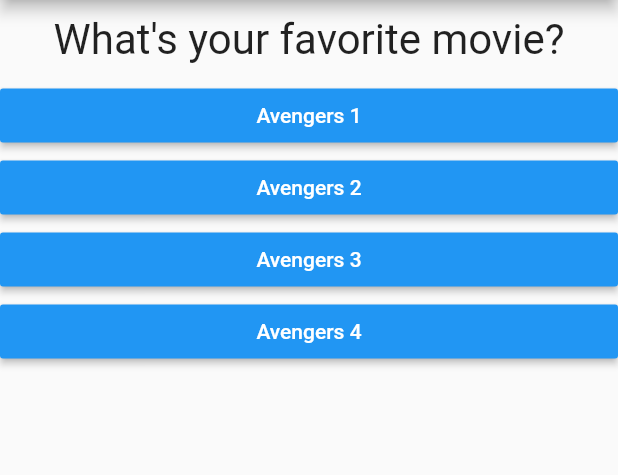
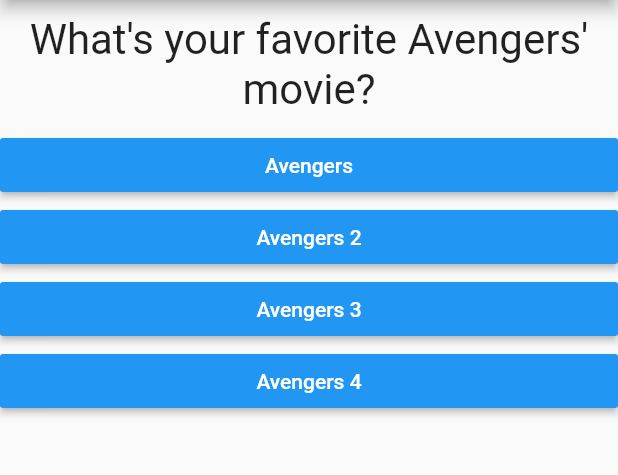
Before and after one commit to IzaltinoNeto/studying-flutter, a Flutter app: the screen it shows after launch, after a tap on "Black", after a tap on "Snake", on a phone screen of 412 x 824 dp, the part 84-559 px from its top. Run offline on Flutter 3.47's test engine with Material 2 defaults, Android fonts, the phone set to English and light mode, and no system bars.

Commit message:
reset Quiz when end to answer

```diff
--- a/lib/main.dart
+++ b/lib/main.dart
@@ -1,7 +1,8 @@
 import 'package:flutter/material.dart';
-
+import './result.dart';
 import './question.dart';
 import './answer.dart';
+import './quiz.dart';
 
 void main() => runApp(MyApp());
 
@@ -13,52 +14,73 @@ class MyApp extends StatefulWidget {
 }
 
 class _MyAppState extends State<MyApp> {
-  int _questionsIndex = 0;
-
-  @override
-  Widget build(BuildContext context) {
-
-
-
-    var questions = [
+  final _questions = const [
     {
       'questionText': 'What\'s your favorite color?',
-        'answers': ['Black', 'Red', 'Green', 'White']
+      'answers': [
+        {'text': 'Black', 'score': 8},
+        {'text': 'Red', 'score': 8},
+        {'text': 'Blue', 'score': 2},
+        {'text': 'White', 'score': 5},
+      ]
     },
     {
       'questionText': 'What\'s your favorite animal?',
-        'answers': ['Rabbit', 'Snake', 'Elephant', 'Lion']
+      'answers': [
+        {'text': 'Rabbit', 'score': 5},
+        {'text': 'Snake', 'score': 4},
+        {'text': 'Elephant', 'score': 3},
+        {'text': 'Lion', 'score': 1},
+      ]
     },
     {
-        'questionText': 'What\'s your favorite movie?',
-        'answers': ['Avengers 1', 'Avengers 2', 'Avengers 3', 'Avengers 4']
+      'questionText': 'What\'s your favorite Avengers\' movie?',
+      'answers': [
+        {'text': 'Avengers', 'score': 1},
+        {'text': 'Avengers 2', 'score': 1},
+        {'text': 'Avengers 3', 'score': 1},
+        {'text': 'Avengers 4', 'score': 1},
+      ]
     },
   ];
 
-    void answerQuestion() {
+  var _questionsIndex = 0;
+  var _totalScore = 0;
+
+  void _resetQuiz() {
+     setState(() {
+    _questionsIndex = 0;
+    _totalScore = 0;
+     });
+
+  }
+
+  void _answerQuestion(int score) {
     var newValue = _questionsIndex + 1;
-      if(questions.length > newValue) {
+
+    _totalScore += score;
     setState(() {
       _questionsIndex = newValue;
     });
   }
 
-    }
+  @override
+  Widget build(BuildContext context) {
     return MaterialApp(
       home: Scaffold(
           appBar: AppBar(
             title: Text('My First App'),
           ),
-        body: Column(
-          children: <Widget>[
-            Question(questionText: questions[_questionsIndex]['questionText']),
-            ...(questions[_questionsIndex]['answers'] as List<String>)
-                .map((answer) {
-              return Answer(answerQuestion, answer);
-            }).toList()
-          ],
-        ),
-      ),
+          body: _questionsIndex < _questions.length
+              ? Quiz(
+                  questionsIndex: _questionsIndex,
+                  questions: _questions,
+                  answerQuestion: _answerQuestion,
+                )
+              : Result(
+                  resultScore: _totalScore,
+                  resetQuiz: _resetQuiz
+                )),
     );
   }
 }
--- /dev/null
+++ b/lib/quiz.dart
@@ -0,0 +1,29 @@
+import 'package:flutter/material.dart';
+import './answer.dart';
+import './question.dart';
+
+class Quiz extends StatelessWidget {
+  final List<Map<String, Object>> questions;
+  final Function answerQuestion;
+  final int questionsIndex;
+
+  const Quiz(
+      {@required this.questions,
+      @required this.answerQuestion,
+      @required this.questionsIndex});
+
+  @override
+  Widget build(BuildContext context) {
+    return Container(
+      child: Column(
+        children: <Widget>[
+          Question(questionText: questions[questionsIndex]['questionText']),
+          ...(questions[questionsIndex]['answers'] as List<Map<String, Object>>)
+              .map((answer) {
+            return Answer(() => answerQuestion(answer['score']), answer['text']);
+          }).toList()
+        ],
+      ),
+    );
+  }
+}
```
Also changed, not shown: lib/result.dart (added, +45 -0 lines), 1 other file. Lines whose indentation alone changed are shown as unchanged.
